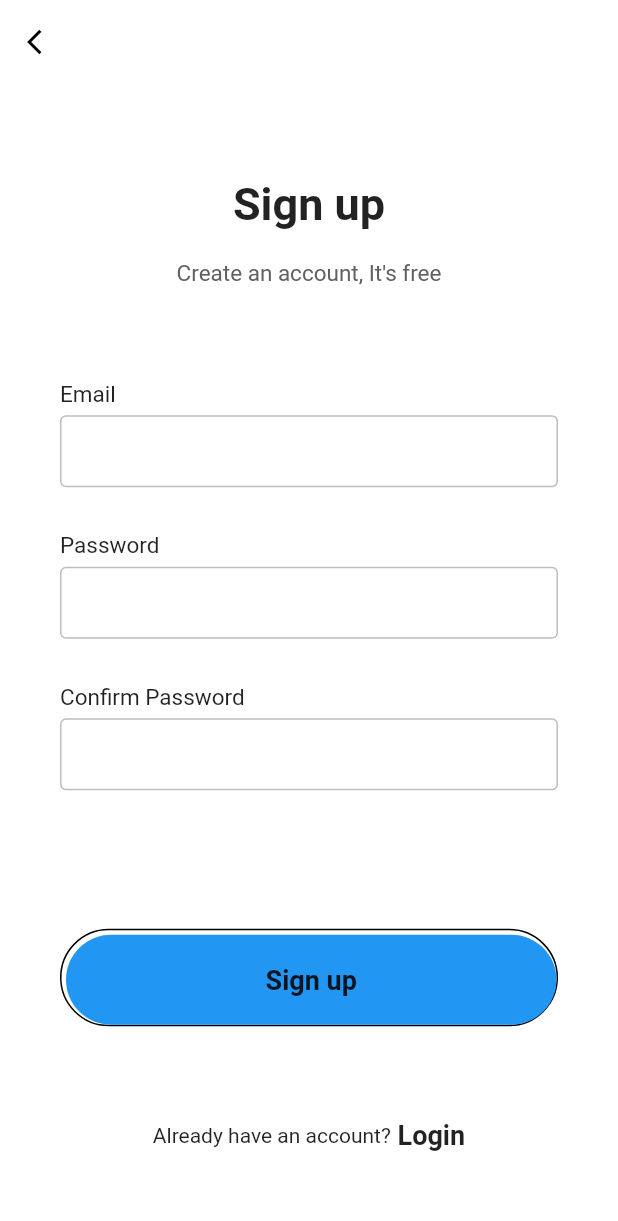
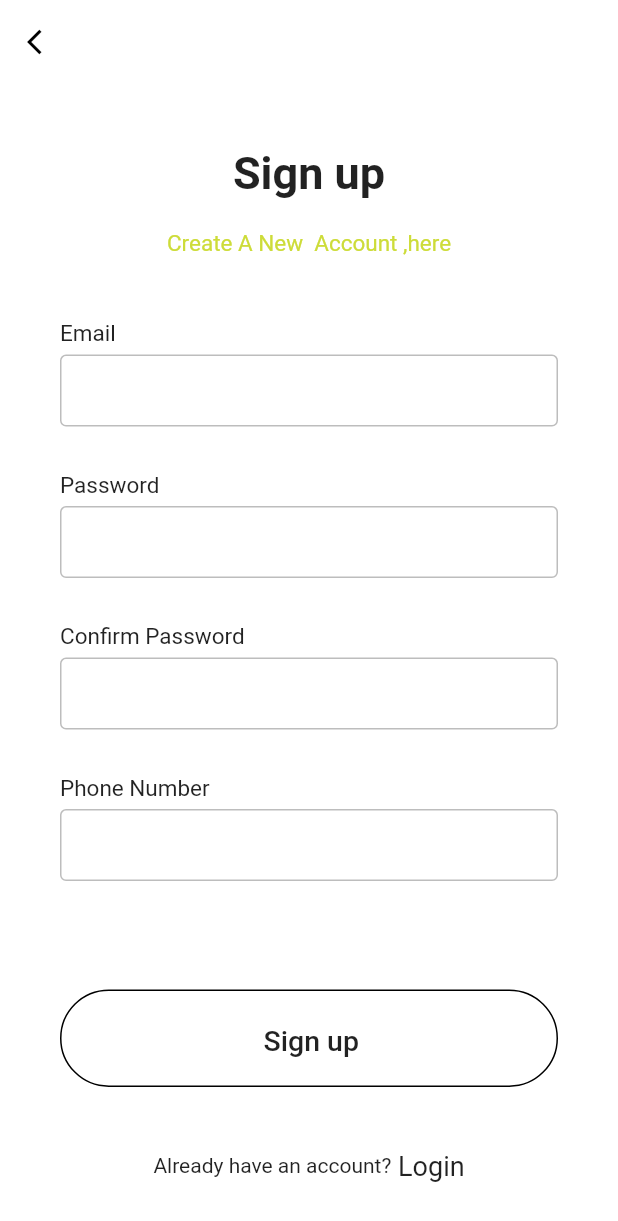
Before and after one commit to BELALAWAD/Login, a Flutter app: the screen it shows after launch, after a tap on "Sign up", on a phone screen of 412 x 824 dp. Shown: the top 1221 px of the screen. Run offline on Flutter 3.47's test engine with Material 2 defaults, Android fonts, the phone set to English and light mode, and no system bars; our stand-ins replace simple_animations.

Commit message:
first commit

```diff
--- a/lib/login.dart
+++ b/lib/login.dart
@@ -37,7 +37,7 @@ class LoginPage extends StatelessWidget {
                       SizedBox(height: 20,),
                       FadeAnimation(1.2, Text("Login to your account", style: TextStyle(
                         fontSize: 15,
-                        color: Colors.black
+                        color: Colors.lime
                       ),)),
                     ],
                   ),
@@ -73,7 +73,6 @@ class LoginPage extends StatelessWidget {
                           borderRadius: BorderRadius.circular(50)
                         ),
                         child: Text("Login", style: TextStyle(
-                          fontWeight: FontWeight.w600,
                           fontSize: 18
                         ),),
                       ),
@@ -84,7 +83,7 @@ class LoginPage extends StatelessWidget {
                     children: <Widget>[
                       Text("Don't have an account?"),
                       Text("Sign up", style: TextStyle(
-                        fontWeight: FontWeight.w600, fontSize: 18
+                         fontSize: 18
                       ),),
                     ],
                   ))
--- a/lib/main.dart
+++ b/lib/main.dart
@@ -28,15 +28,16 @@ class HomePage extends StatelessWidget {
             children: <Widget>[
               Column(
                 children: <Widget>[
-                  FadeAnimation(1, Text("Welcome", style: TextStyle(
+                  FadeAnimation(1, Text("Welcome in My Website", style: TextStyle(
                     fontWeight: FontWeight.bold,
-                    fontSize: 30
+                    fontSize: 30,
+                    color: Colors.blue
                   ),)),
                   SizedBox(height: 20,),
-                  FadeAnimation(1.2, Text("Automatic identity verification which enables you to verify your identity",
+                  FadeAnimation(1.2, Text("You can now use the application see below",
                   textAlign: TextAlign.center,
                   style: TextStyle(
-                    color: Colors.grey[700],
+                    color: Colors.lime,
                     fontSize: 15
                   ),)),
                 ],
@@ -59,12 +60,12 @@ class HomePage extends StatelessWidget {
                     },
                     shape: RoundedRectangleBorder(
                       side: BorderSide(
-                        color: Colors.black
+                        color: Colors.blue
                       ),
                       borderRadius: BorderRadius.circular(50)
                     ),
                     child: Text("Login", style: TextStyle(
-                      fontWeight: FontWeight.w600,
+
                       fontSize: 18
                     ),),
                   )),
@@ -73,12 +74,7 @@ class HomePage extends StatelessWidget {
                     padding: EdgeInsets.only(top: 3, left: 3),
                     decoration: BoxDecoration(
                       borderRadius: BorderRadius.circular(50),
-                      border: Border(
-                        bottom: BorderSide(color: Colors.black),
-                        top: BorderSide(color: Colors.black),
-                        left: BorderSide(color: Colors.black),
-                        right: BorderSide(color: Colors.black),
-                      )
+
                     ),
                     child: MaterialButton(
                       minWidth: double.infinity,
@@ -92,7 +88,7 @@ class HomePage extends StatelessWidget {
                         borderRadius: BorderRadius.circular(50)
                       ),
                       child: Text("Sign up", style: TextStyle(
-                        fontWeight: FontWeight.w600,
+
                         fontSize: 18
                       ),),
                     ),
--- a/lib/signup.dart
+++ b/lib/signup.dart
@@ -33,9 +33,9 @@ class SignupPage extends StatelessWidget {
                     fontWeight: FontWeight.bold
                   ),)),
                   SizedBox(height: 20,),
-                  FadeAnimation(1.2, Text("Create an account, It's free", style: TextStyle(
+                  FadeAnimation(1.2, Text("Create A New  Account ,here", style: TextStyle(
                     fontSize: 15,
-                    color: Colors.grey[700]
+                    color: Colors.lime
                   ),)),
                 ],
               ),
@@ -44,6 +44,7 @@ class SignupPage extends StatelessWidget {
                   FadeAnimation(1.2, makeInput(label: "Email")),
                   FadeAnimation(1.3, makeInput(label: "Password", obscureText: true)),
                   FadeAnimation(1.4, makeInput(label: "Confirm Password", obscureText: true)),
+                  FadeAnimation(1.5, makeInput(label: "Phone Number")),
                 ],
               ),
               FadeAnimation(1.5, Container(
@@ -61,14 +62,13 @@ class SignupPage extends StatelessWidget {
                   minWidth: double.infinity,
                   height: 60,
                   onPressed: () {},
-                  color: Colors.blue,
+                 // color: Colors.blue,
                   elevation: 0,
                   shape: RoundedRectangleBorder(
                     borderRadius: BorderRadius.circular(50)
                   ),
                   child: Text("Sign up", style: TextStyle(
-                    fontWeight: FontWeight.w600,
-                    fontSize: 18
+                    fontSize: 19
                   ),),
                 ),
               )),
@@ -77,7 +77,7 @@ class SignupPage extends StatelessWidget {
                 children: <Widget>[
                   Text("Already have an account?"),
                   Text(" Login", style: TextStyle(
-                    fontWeight: FontWeight.w600, fontSize: 18
+                   fontSize: 18
                   ),),
                 ],
               )),
@@ -94,7 +94,7 @@ class SignupPage extends StatelessWidget {
       children: <Widget>[
         Text(label, style: TextStyle(
           fontSize: 15,
-          fontWeight: FontWeight.w400,
+
           color: Colors.black87
         ),),
         SizedBox(height: 5,),
```
Also changed, not shown: assets/rr.jpg (added).
